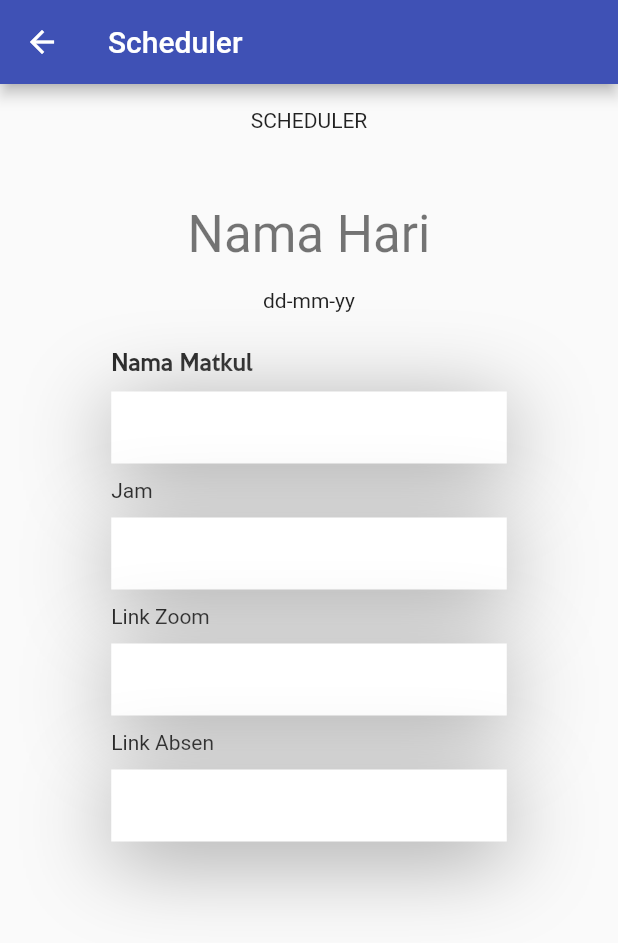
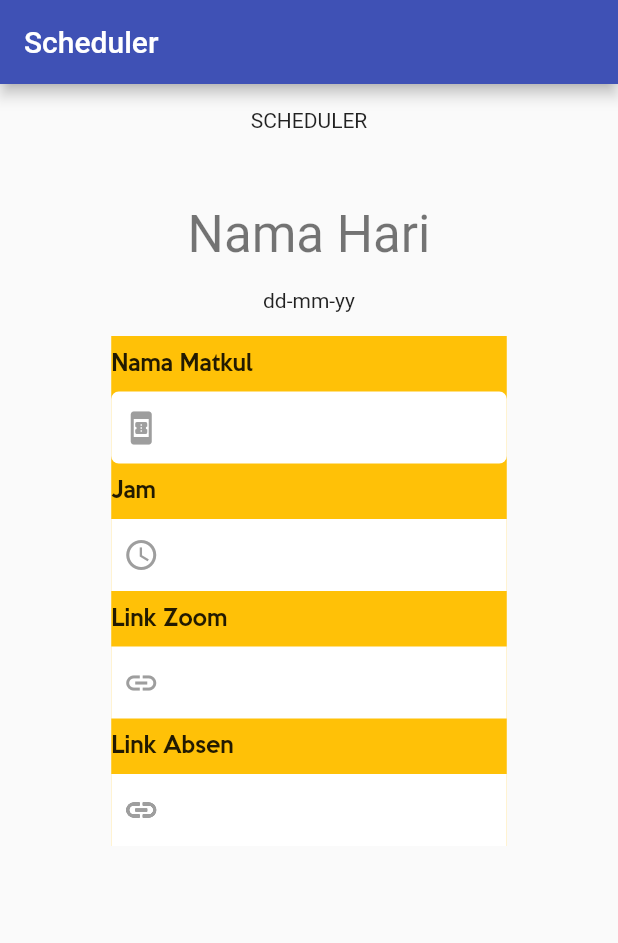
Before and after one commit to NN2777/class_scheduler_view, a Flutter app: the EditSchedule screen opened directly, on a phone screen of 412 x 824 dp. Shown: the top 943 px of the screen. Run offline on Flutter 3.47's test engine with Material 2 defaults, Android fonts, the light colour scheme and no system bars; our stand-ins replace flutter_svg, hive, hive_flutter; accounts and stored records are empty.

Commit message:
ngehias editschedule

```diff
--- a/lib/main.dart
+++ b/lib/main.dart
@@ -29,9 +29,9 @@
         // home: MapelPage(),
 
         //klw hanum mau liat hasil nya hanum code dibawah ini hapus comment nya ya
-        home: HomeScreen(),
+        // home: HomeScreen(),
 
         //klw nofal mau liat hasil nya hanum code dibawah ini hapus comment nya ya
-        // home: EditSchedule(),
+        home: EditSchedule(),
       );
 }
--- a/lib/screen/editschedule.dart
+++ b/lib/screen/editschedule.dart
@@ -35,6 +35,7 @@
                 )),
             Container(
               width: MediaQuery.of(context).size.width * 0.64,
+              color: Colors.amber,
               child: Column(
                 mainAxisAlignment: MainAxisAlignment.start,
                 crossAxisAlignment: CrossAxisAlignment.start,
@@ -52,17 +53,75 @@
                     height: 48,
                     decoration: BoxDecoration(
                       color: Colors.white,
-                      borderRadius: BorderRadius.circular(0),
-                      boxShadow: [
-                        BoxShadow(
-                          offset: Offset(0, 10),
-                          blurRadius: 50,
-                          color: Colors.grey,
-                        ),
-                      ],
+                      borderRadius: BorderRadius.circular(5),
+                      // boxShadow: [
+                      //   BoxShadow(
+                      //     offset: Offset(0, 10),
+                      //     blurRadius: 50,
+                      //     color: Colors.grey,
+                      //   ),
+                      // ],
                     ),
                     child: Row(
                       children: <Widget>[
+                        Padding(
+                          padding: const EdgeInsets.only(left: 8, right: 8),
+                          child: Icon(
+                            Icons.book_online,
+                            color: Colors.grey,
+                          ),
+                        ),
+                        Expanded(
+                          child: TextField(
+                            onChanged: (value) {},
+                            decoration: InputDecoration(
+                              hintStyle: TextStyle(
+                                color: Colors.grey,
+                              ),
+                              enabledBorder: InputBorder.none,
+                              focusedBorder: InputBorder.none,
+
+                              // surffix isn't working properly  with SVG
+                              // thats why we use row
+                              // suffixIcon: SvgPicture.asset("assets/icons/search.svg"),
+                            ),
+                          ),
+                        ),
+                        // SvgPicture.asset("assets/icons/search.svg"),
+                      ],
+                    ),
+                  ),
+                  Padding(
+                    padding: const EdgeInsets.only(
+                        left: 0, right: 0, top: 10, bottom: 10),
+                    child: Text(
+                      'Jam',
+                      style: TextStyle(fontFamily: 'Keep Calm'),
+                    ),
+                  ),
+                  Container(
+                    alignment: Alignment.center,
+                    height: 48,
+                    decoration: BoxDecoration(
+                      color: Colors.white,
+                      borderRadius: BorderRadius.circular(0),
+                      // boxShadow: [
+                      //   BoxShadow(
+                      //     offset: Offset(0, 10),
+                      //     blurRadius: 50,
+                      //     color: Colors.grey,
+                      //   ),
+                      // ],
+                    ),
+                    child: Row(
+                      children: <Widget>[
+                        Padding(
+                          padding: const EdgeInsets.only(left: 8, right: 8),
+                          child: Icon(
+                            Icons.access_time,
+                            color: Colors.grey,
+                          ),
+                        ),
                         Expanded(
                           child: TextField(
                             onChanged: (value) {},
@@ -85,7 +144,10 @@
                   Padding(
                     padding: const EdgeInsets.only(
                         left: 0, right: 0, top: 10, bottom: 10),
-                    child: Text('Jam'),
+                    child: Text(
+                      'Link Zoom',
+                      style: TextStyle(fontFamily: 'Keep Calm'),
+                    ),
                   ),
                   Container(
                     alignment: Alignment.center,
@@ -93,16 +155,23 @@
                     decoration: BoxDecoration(
                       color: Colors.white,
                       borderRadius: BorderRadius.circular(0),
-                      boxShadow: [
-                        BoxShadow(
-                          offset: Offset(0, 10),
-                          blurRadius: 50,
-                          color: Colors.grey,
-                        ),
-                      ],
+                      // boxShadow: [
+                      //   BoxShadow(
+                      //     offset: Offset(0, 10),
+                      //     blurRadius: 50,
+                      //     color: Colors.grey,
+                      //   ),
+                      // ],
                     ),
                     child: Row(
                       children: <Widget>[
+                        Padding(
+                          padding: const EdgeInsets.only(left: 8, right: 8),
+                          child: Icon(
+                            Icons.link,
+                            color: Colors.grey,
+                          ),
+                        ),
                         Expanded(
                           child: TextField(
                             onChanged: (value) {},
@@ -125,7 +194,10 @@
                   Padding(
                     padding: const EdgeInsets.only(
                         left: 0, right: 0, top: 10, bottom: 10),
-                    child: Text('Link Zoom'),
+                    child: Text(
+                      'Link Absen',
+                      style: TextStyle(fontFamily: 'Keep Calm'),
+                    ),
                   ),
                   Container(
                     alignment: Alignment.center,
@@ -133,56 +205,23 @@
                     decoration: BoxDecoration(
                       color: Colors.white,
                       borderRadius: BorderRadius.circular(0),
-                      boxShadow: [
-                        BoxShadow(
-                          offset: Offset(0, 10),
-                          blurRadius: 50,
-                          color: Colors.grey,
-                        ),
-                      ],
+                      // boxShadow: [
+                      //   BoxShadow(
+                      //     offset: Offset(0, 10),
+                      //     blurRadius: 50,
+                      //     color: Colors.grey,
+                      //   ),
+                      // ],
                     ),
                     child: Row(
                       children: <Widget>[
-                        Expanded(
-                          child: TextField(
-                            onChanged: (value) {},
-                            decoration: InputDecoration(
-                              hintStyle: TextStyle(
-                                color: Colors.grey,
-                              ),
-                              enabledBorder: InputBorder.none,
-                              focusedBorder: InputBorder.none,
-                              // surffix isn't working properly  with SVG
-                              // thats why we use row
-                              // suffixIcon: SvgPicture.asset("assets/icons/search.svg"),
-                            ),
+                        Padding(
+                          padding: const EdgeInsets.only(left: 8, right: 8),
+                          child: Icon(
+                            Icons.link_sharp,
+                            color: Colors.grey,
                           ),
                         ),
-                        // SvgPicture.asset("assets/icons/search.svg"),
-                      ],
-                    ),
-                  ),
-                  Padding(
-                    padding: const EdgeInsets.only(
-                        left: 0, right: 0, top: 10, bottom: 10),
-                    child: Text('Link Absen'),
-                  ),
-                  Container(
-                    alignment: Alignment.center,
-                    height: 48,
-                    decoration: BoxDecoration(
-                      color: Colors.white,
-                      borderRadius: BorderRadius.circular(0),
-                      boxShadow: [
-                        BoxShadow(
-                          offset: Offset(0, 10),
-                          blurRadius: 50,
-                          color: Colors.grey,
-                        ),
-                      ],
-                    ),
-                    child: Row(
-                      children: <Widget>[
                         Expanded(
                           child: TextField(
                             onChanged: (value) {},
```
